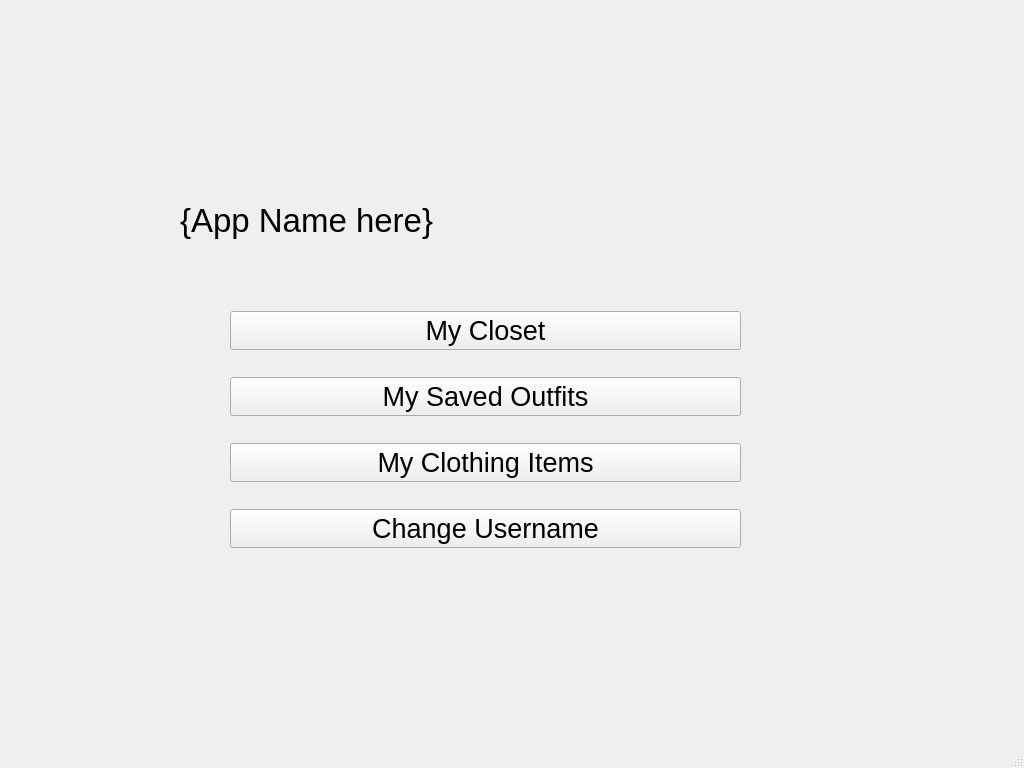
First picture: the form in code/mainmenuwindow.ui, repository fmarque/Smart-Wardrobe-Organizer, before the edit.
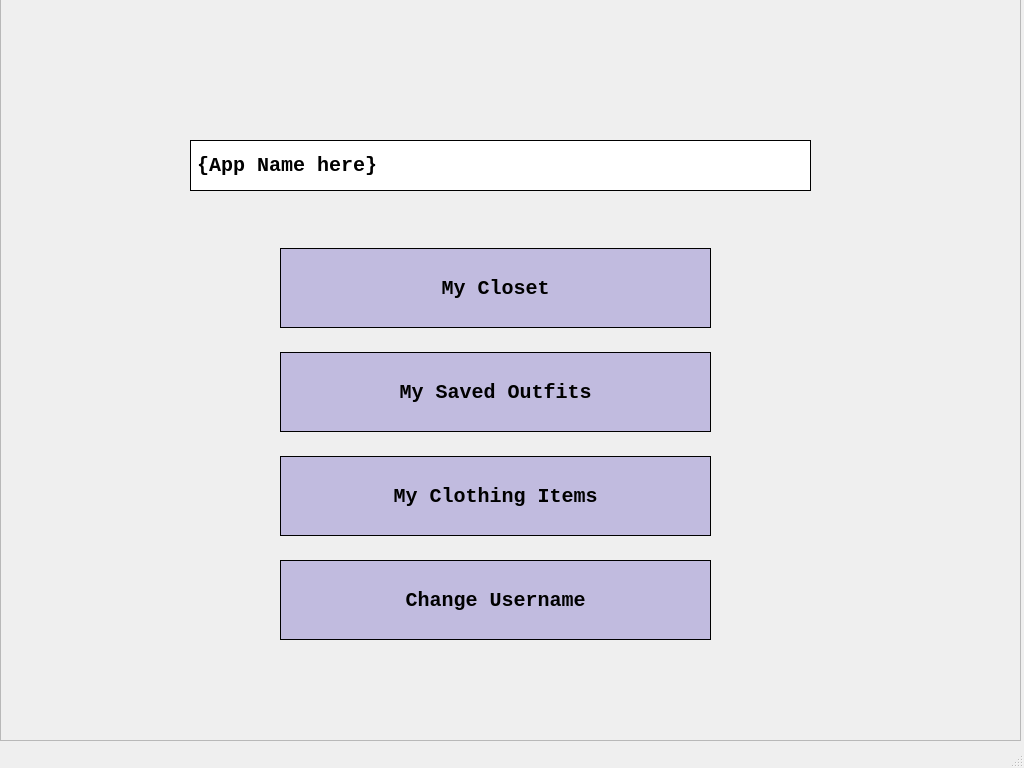
Second picture: the form after the edit. Icons and pictures are not drawn.

```diff
--- a/code/mainmenuwindow.ui
+++ b/code/mainmenuwindow.ui
@@ -17,20 +17,45 @@
    <widget class="QWidget" name="verticalLayoutWidget">
     <property name="geometry">
      <rect>
-      <x>230</x>
-      <y>290</y>
-      <width>511</width>
-      <height>281</height>
+      <x>280</x>
+      <y>230</y>
+      <width>431</width>
+      <height>431</height>
      </rect>
     </property>
     <layout class="QVBoxLayout" name="verticalLayout">
      <item>
       <widget class="QPushButton" name="pushButton">
+       <property name="minimumSize">
+        <size>
+         <width>0</width>
+         <height>80</height>
+        </size>
+       </property>
        <property name="font">
         <font>
-         <pointsize>20</pointsize>
+         <family>Courier New</family>
+         <pointsize>-1</pointsize>
+         <bold>true</bold>
         </font>
        </property>
+       <property name="styleSheet">
+        <string notr="true">QPushButton {
+    background-color: #C1BBDF; 
+    color: black; /* Text color */
+    border: 1px solid rgb(0, 0, 0);
+    font-family: 'Courier New';
+    font-size: 20px;
+    font-weight: bold;
+}
+QPushButton:hover {
+    background-color: #AEA7DD; /* Slightly darker blue on hover */
+}
+QPushButton:pressed {
+    background-color: #8F85D0; /* Even darker blue when pressed */
+}
+</string>
+       </property>
        <property name="text">
         <string>My Closet</string>
        </property>
@@ -41,11 +66,36 @@
      </item>
      <item>
       <widget class="QPushButton" name="pushButton_2">
+       <property name="minimumSize">
+        <size>
+         <width>0</width>
+         <height>80</height>
+        </size>
+       </property>
        <property name="font">
         <font>
-         <pointsize>20</pointsize>
+         <family>Courier New</family>
+         <pointsize>-1</pointsize>
+         <bold>true</bold>
         </font>
        </property>
+       <property name="styleSheet">
+        <string notr="true">QPushButton {
+    background-color: #C1BBDF; 
+    color: black; /* Text color */
+    border: 1px solid rgb(0, 0, 0);
+    font-family: 'Courier New';
+    font-size: 20px;
+    font-weight: bold;
+}
+QPushButton:hover {
+    background-color: #AEA7DD; /* Slightly darker blue on hover */
+}
+QPushButton:pressed {
+    background-color: #8F85D0; /* Even darker blue when pressed */
+}
+</string>
+       </property>
        <property name="text">
         <string>My Saved Outfits</string>
        </property>
@@ -56,11 +106,36 @@
      </item>
      <item>
       <widget class="QPushButton" name="pushButton_3">
+       <property name="minimumSize">
+        <size>
+         <width>0</width>
+         <height>80</height>
+        </size>
+       </property>
        <property name="font">
         <font>
-         <pointsize>20</pointsize>
+         <family>Courier New</family>
+         <pointsize>-1</pointsize>
+         <bold>true</bold>
         </font>
        </property>
+       <property name="styleSheet">
+        <string notr="true">QPushButton {
+    background-color: #C1BBDF; 
+    color: black; /* Text color */
+    border: 1px solid rgb(0, 0, 0);
+    font-family: 'Courier New';
+    font-size: 20px;
+    font-weight: bold;
+}
+QPushButton:hover {
+    background-color: #AEA7DD; /* Slightly darker blue on hover */
+}
+QPushButton:pressed {
+    background-color: #8F85D0; /* Even darker blue when pressed */
+}
+</string>
+       </property>
        <property name="text">
         <string>My Clothing Items</string>
        </property>
@@ -71,11 +146,36 @@
      </item>
      <item>
       <widget class="QPushButton" name="pushButton_7">
+       <property name="minimumSize">
+        <size>
+         <width>0</width>
+         <height>80</height>
+        </size>
+       </property>
        <property name="font">
         <font>
-         <pointsize>20</pointsize>
+         <family>Courier New</family>
+         <pointsize>-1</pointsize>
+         <bold>true</bold>
         </font>
        </property>
+       <property name="styleSheet">
+        <string notr="true">QPushButton {
+    background-color: #C1BBDF; 
+    color: black; /* Text color */
+    border: 1px solid rgb(0, 0, 0);
+    font-family: 'Courier New';
+    font-size: 20px;
+    font-weight: bold;
+}
+QPushButton:hover {
+    background-color: #AEA7DD; /* Slightly darker blue on hover */
+}
+QPushButton:pressed {
+    background-color: #8F85D0; /* Even darker blue when pressed */
+}
+</string>
+       </property>
        <property name="text">
         <string>Change Username</string>
        </property>
@@ -89,21 +189,55 @@
    <widget class="QLabel" name="closetLabel">
     <property name="geometry">
      <rect>
-      <x>180</x>
-      <y>170</y>
+      <x>190</x>
+      <y>140</y>
       <width>621</width>
-      <height>101</height>
+      <height>51</height>
      </rect>
     </property>
     <property name="font">
      <font>
-      <pointsize>25</pointsize>
+      <family>Courier New</family>
+      <pointsize>-1</pointsize>
+      <bold>true</bold>
      </font>
     </property>
+    <property name="styleSheet">
+     <string notr="true">
+    font-family: 'Courier New';
+    font-size: 20px;
+    font-weight: bold;
+ border : 1px solid black;
+background-color: rgb(255, 255, 255);</string>
+    </property>
     <property name="text">
      <string>{App Name here}</string>
     </property>
    </widget>
+   <widget class="QFrame" name="frame">
+    <property name="geometry">
+     <rect>
+      <x>0</x>
+      <y>-10</y>
+      <width>1021</width>
+      <height>751</height>
+     </rect>
+    </property>
+    <property name="styleSheet">
+     <string notr="true">background-image: url(:/images/backgrounds.png);
+background-repeat: no-repeat;
+background-position: center;</string>
+    </property>
+    <property name="frameShape">
+     <enum>QFrame::Shape::StyledPanel</enum>
+    </property>
+    <property name="frameShadow">
+     <enum>QFrame::Shadow::Raised</enum>
+    </property>
+   </widget>
+   <zorder>frame</zorder>
+   <zorder>verticalLayoutWidget</zorder>
+   <zorder>closetLabel</zorder>
   </widget>
   <widget class="QMenuBar" name="menubar">
    <property name="geometry">
```
Left out of the diff: 2 changed lines with no effect on the pictures.
